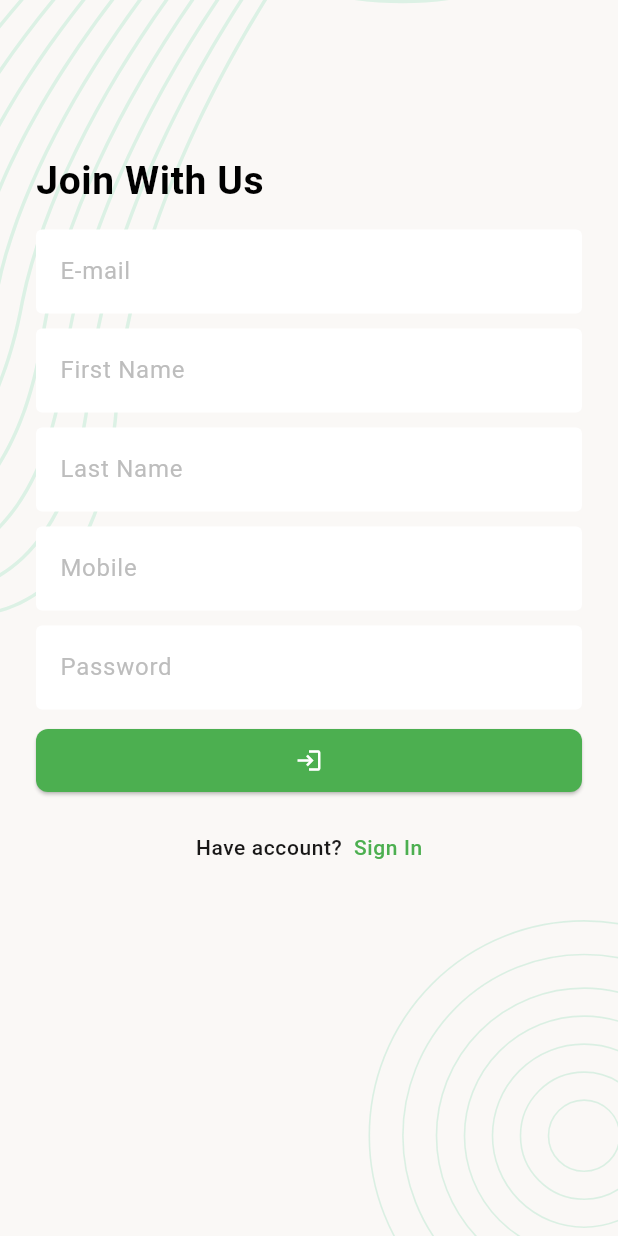
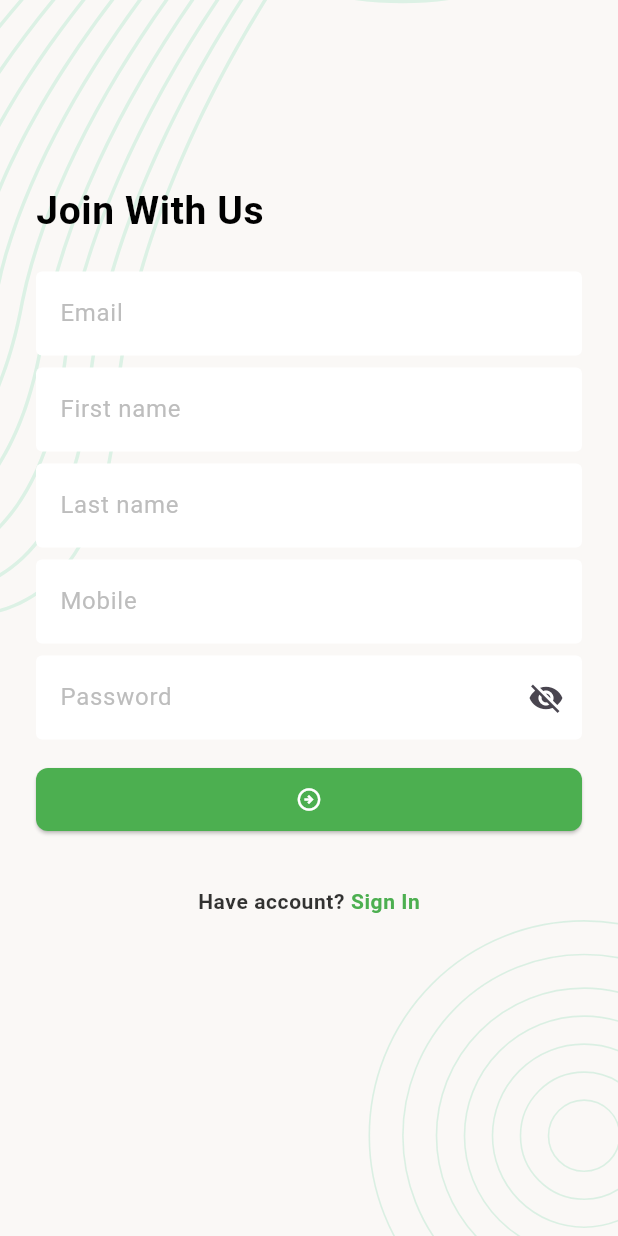
Before and after one commit to nafiurrahmansabbir/Task_Manager, a Flutter app: the SignUpScreen screen opened directly, on a phone screen of 412 x 824 dp. Run offline on Flutter 3.47's test engine with Material 3 defaults, Android fonts, the phone set to English and light mode, and no system bars; our stand-ins replace cached_network_image, flutter_svg, pin_code_fields.

Commit message:
Sign Up API Implimented

```diff
--- a/lib/app/app.dart
+++ b/lib/app/app.dart
@@ -1,6 +1,6 @@
 import 'package:flutter/material.dart';
 import 'package:task_manager/ui/screens/auth/splash_screen.dart';
-import 'package:task_manager/ui/utilitys/app_colors.dart';
+import 'package:task_manager/ui/utilities/app_colors.dart';
 
 class TaskManagerApp extends StatelessWidget {
   const TaskManagerApp({super.key});
--- /dev/null
+++ b/lib/data/model/network_response.dart
@@ -0,0 +1,12 @@
+class NetworkResponse {
+  final int statusCode;
+  final bool isSuccess;
+  final dynamic responseData;
+  final String? errorMassege;
+
+  NetworkResponse(
+      {required this.statusCode,
+      required this.isSuccess,
+       this.responseData,
+       this.errorMassege});
+}
--- /dev/null
+++ b/lib/data/utilities/urls.dart
@@ -0,0 +1,18 @@
+class Urls {
+  static const String _baseUrl = 'https://task.teamrabbil.com/api/v1';
+  static const String registration = '$_baseUrl/registration';
+}
+
+
+
+
+
+// static const String _baseUrl = 'https://task.teamrabbil.com/api/v1';
+// static const String registration = '$_baseUrl/registration';
+// static const String login = '$_baseUrl/login';
+// static const String createTask = '$_baseUrl/createTask';
+// static const String newTasks = '$_baseUrl/listTaskByStatus/New';
+// static const String completedTasks = '$_baseUrl/listTaskByStatus/Completed';
+// static const String taskStatusCount = '$_baseUrl/taskStatusCount';
+// static String deleteTask(String id) => '$_baseUrl/deleteTask/$id';
+// static String updateProfile = '$_baseUrl/profileUpdate';
--- a/lib/ui/screens/auth/forgetpassword_Screen/email_varification_screen.dart
+++ b/lib/ui/screens/auth/forgetpassword_Screen/email_varification_screen.dart
@@ -2,7 +2,7 @@ import 'package:flutter/gestures.dart';
 import 'package:flutter/material.dart';
 import 'package:task_manager/ui/screens/auth/forgetpassword_Screen/pin_varification_screen.dart';
 import 'package:task_manager/ui/screens/auth/sign_in_screen.dart';
-import 'package:task_manager/ui/utilitys/app_colors.dart';
+import 'package:task_manager/ui/utilities/app_colors.dart';
 import 'package:task_manager/ui/widgets/background_widget.dart';
 
 
--- a/lib/ui/screens/auth/forgetpassword_Screen/set_password.dart
+++ b/lib/ui/screens/auth/forgetpassword_Screen/set_password.dart
@@ -1,9 +1,7 @@
 import 'package:flutter/gestures.dart';
 import 'package:flutter/material.dart';
-import 'package:task_manager/ui/screens/auth/forgetpassword_Screen/email_varification_screen.dart';
 import 'package:task_manager/ui/screens/auth/sign_in_screen.dart';
-import 'package:task_manager/ui/screens/auth/sign_up_screen.dart';
-import 'package:task_manager/ui/utilitys/app_colors.dart';
+import 'package:task_manager/ui/utilities/app_colors.dart';
 import 'package:task_manager/ui/widgets/background_widget.dart';
 
 class SetPassword extends StatefulWidget {
--- a/lib/ui/screens/auth/sign_in_screen.dart
+++ b/lib/ui/screens/auth/sign_in_screen.dart
@@ -3,7 +3,7 @@ import 'package:flutter/material.dart';
 import 'package:task_manager/ui/screens/auth/forgetpassword_Screen/email_varification_screen.dart';
 import 'package:task_manager/ui/screens/auth/sign_up_screen.dart';
 import 'package:task_manager/ui/screens/main_bottom_nav_screen.dart';
-import 'package:task_manager/ui/utilitys/app_colors.dart';
+import 'package:task_manager/ui/utilities/app_colors.dart';
 import 'package:task_manager/ui/widgets/background_widget.dart';
 
 class SignInScreen extends StatefulWidget {
--- a/lib/ui/screens/auth/sign_up_screen.dart
+++ b/lib/ui/screens/auth/sign_up_screen.dart
@@ -1,8 +1,13 @@
 import 'package:flutter/gestures.dart';
 import 'package:flutter/material.dart';
+import 'package:task_manager/data/model/network_response.dart';
+import 'package:task_manager/data/network_caller/network_caller.dart';
+import 'package:task_manager/data/utilities/urls.dart';
 import 'package:task_manager/ui/screens/auth/sign_in_screen.dart';
-import 'package:task_manager/ui/utilitys/app_colors.dart';
+import 'package:task_manager/ui/utilities/app_colors.dart';
+import 'package:task_manager/ui/utilities/app_constants.dart';
 import 'package:task_manager/ui/widgets/background_widget.dart';
+import 'package:task_manager/ui/widgets/snack_bar_message.dart';
 
 
 class SignUpScreen extends StatefulWidget {
@@ -13,11 +18,14 @@ class SignUpScreen extends StatefulWidget {
 }
 
 class _SignUpScreenState extends State<SignUpScreen> {
-  final TextEditingController _emailTeController = TextEditingController();
-  final TextEditingController _passwordTeController = TextEditingController();
-  final TextEditingController _firstnameTeController = TextEditingController();
-  final TextEditingController _lastnameTeController = TextEditingController();
-  final TextEditingController _mobileTeController = TextEditingController();
+  final TextEditingController _emailTEController = TextEditingController();
+  final TextEditingController _passwordTEController = TextEditingController();
+  final TextEditingController _firstNameTEController = TextEditingController();
+  final TextEditingController _lastNameTEController = TextEditingController();
+  final TextEditingController _mobileTEController = TextEditingController();
+  final GlobalKey<FormState> _formKey = GlobalKey<FormState>();
+  bool _showPassword = false;
+  bool _registrationInProgress = false;
 
   @override
   Widget build(BuildContext context) {
@@ -26,62 +34,120 @@ class _SignUpScreenState extends State<SignUpScreen> {
         child: SafeArea(
           child: SingleChildScrollView(
             child: Padding(
-              padding: const EdgeInsets.all(24.0),
+              padding: const EdgeInsets.all(24),
+              child: Form(
+                key: _formKey,
+
                 child: Column(
                   crossAxisAlignment: CrossAxisAlignment.start,
                   children: [
-                  const SizedBox(height: 80),
+                    const SizedBox(height: 100),
                     Text(
                       'Join With Us',
                       style: Theme.of(context).textTheme.titleLarge,
                     ),
-                  const SizedBox(height: 16),
+                    const SizedBox(height: 24),
                     TextFormField(
+                      controller: _emailTEController,
                       keyboardType: TextInputType.emailAddress,
-                    controller: _emailTeController,
+                      decoration: const InputDecoration(hintText: 'Email'),
+                      autovalidateMode: AutovalidateMode.onUserInteraction,
+                      validator: (String? value) {
+                        if (value?.trim().isEmpty ?? true) {
+                          return 'Enter your email address';
+                        }
+                        if (AppConstants.emailRegExp.hasMatch(value!) ==
+                            false) {
+                          return 'Enter a valid email address';
+                        }
+                        return null;
+                      },
+                    ),
+                    const SizedBox(height: 8),
+                    TextFormField(
+                      controller: _firstNameTEController,
+                      decoration: const InputDecoration(hintText: 'First name'),
+                      autovalidateMode: AutovalidateMode.onUserInteraction,
+                      validator: (String? value) {
+                        if (value?.trim().isEmpty ?? true) {
+                          return 'Enter your first name';
+                        }
+                        return null;
+                      },
+                    ),
+                    const SizedBox(height: 8),
+                    TextFormField(
+                      controller: _lastNameTEController,
+                      decoration: const InputDecoration(hintText: 'Last name'),
+                      autovalidateMode: AutovalidateMode.onUserInteraction,
+                      validator: (String? value) {
+                        if (value?.trim().isEmpty ?? true) {
+                          return 'Enter your last name';
+                        }
+                        return null;
+                      },
+                    ),
+                    const SizedBox(height: 8),
+                    TextFormField(
+                      controller: _mobileTEController,
+                      keyboardType: TextInputType.number,
+                      decoration: const InputDecoration(hintText: 'Mobile'),
+                      autovalidateMode: AutovalidateMode.onUserInteraction,
+                      validator: (String? value) {
+                        if (value?.trim().isEmpty ?? true) {
+                          return 'Enter your mobile';
+                        }
+                        // if (AppConstants.mobileRegExp.hasMatch(value!) == false) {
+                        //   return 'Enter a valid phone number';
+                        // }
+                        return null;
+                      },
+                    ),
+                    const SizedBox(height: 8),
+                    TextFormField(
+                      obscureText: _showPassword == false,
+                      controller: _passwordTEController,
+                      autovalidateMode: AutovalidateMode.onUserInteraction,
                       decoration: InputDecoration(
-                      hintText: 'E-mail',
+                        hintText: 'Password',
+                        suffixIcon: IconButton(
+                          onPressed: () {
+                            _showPassword = !_showPassword;
+                            if (mounted) {
+                              setState(() {});
+                            }
+                          },
+                          icon: Icon(_showPassword
+                              ? Icons.remove_red_eye
+                              : Icons.visibility_off),
                         ),
                       ),
-                  const SizedBox(height: 10),
-                  TextFormField(
-                    controller: _firstnameTeController,
-                    decoration: InputDecoration(
-                      hintText: 'First Name',
+                      validator: (String? value) {
+                        if (value?.trim().isEmpty ?? true) {
+                          return 'Enter your password';
+                        }
+                        return null;
+                      },
+                    ),
+                    const SizedBox(height: 16),
+                    Visibility(
+                      visible: _registrationInProgress == false,
+                      replacement: const Center(
+                        child: CircularProgressIndicator(),
+                      ),
+                      child: ElevatedButton(
+                        onPressed: () {
+                          if (_formKey.currentState!.validate()) {
+                            _registerUser();
+                          }
+                        },
+                        child: const Icon(Icons.arrow_circle_right_outlined),
                       ),
                     ),
-                  const SizedBox(height: 10),
-                  TextFormField(
-                    controller: _lastnameTeController,
-                    decoration: InputDecoration(
-                      hintText: 'Last Name',
+                    const SizedBox(height: 36),
+                    _buildBackToSignInSection()
+                  ],
                 ),
-                  ),
-                  const SizedBox(height: 10),
-                  TextFormField(
-                    keyboardType: TextInputType.number,
-                    controller: _mobileTeController,
-                    decoration: InputDecoration(
-                      hintText: 'Mobile',
-                    ),
-                  ),
-                  const SizedBox(height: 10),
-                  TextFormField(
-                    controller: _passwordTeController,
-                    decoration: InputDecoration(
-                      hintText: 'Password',
-                    ),
-                  ),
-                  const SizedBox(height: 10),
-                  ElevatedButton(
-                    onPressed: _onTapBackToSignupPageFressly,
-                    child: Icon(Icons.login),
-                  ),
-                  const SizedBox(
-                    height: 26,
-                  ),
-                  BuildHaveAccountSection(),
-                ],
               ),
             ),
           ),
@@ -90,56 +156,81 @@ class _SignUpScreenState extends State<SignUpScreen> {
     );
   }
 
-  Widget BuildHaveAccountSection() {
+  Widget _buildBackToSignInSection() {
     return Center(
-      child: Column(
-        children: [
-          RichText(
+      child: RichText(
         text: TextSpan(
           style: TextStyle(
-                color: Colors.black.withOpacity(0.9),
-                fontWeight: FontWeight.w500,
+            color: Colors.black.withOpacity(0.8),
+            fontWeight: FontWeight.w600,
             letterSpacing: 0.4,
           ),
-              text: "Have account?  ",
+          text: "Have account? ",
           children: [
             TextSpan(
-                    style: TextStyle(
-                      color: AppColors.themeColor,
-                    ),
-                    text: "Sign In",
-                    recognizer: TapGestureRecognizer()
-                      ..onTap = () {
-                        _onTapBackToSignupPage();
-                      }),
+              text: 'Sign In',
+              style: const TextStyle(color: AppColors.themeColor),
+              recognizer: TapGestureRecognizer()..onTap = _onTapSignInButton,
+            )
           ],
         ),
-          ),
-        ],
       ),
     );
   }
 
-  void _onTapBackToSignupPage() {
-    Navigator.pop(context);
+  Future<void> _registerUser() async {
+    _registrationInProgress = true;
+    if (mounted) {
+      setState(() {});
+    }
+    Map<String, dynamic> requestInput = {
+      "email": _emailTEController.text.trim(),
+      "firstName": _firstNameTEController.text.trim(),
+      "lastName": _lastNameTEController.text.trim(),
+      "mobile": _mobileTEController.text.trim(),
+      "password": _passwordTEController.text,
+      "photo": ""
+    };
+    NetworkResponse response =
+    await NetworkCaller.postRequest(Urls.registration, body: requestInput);
+    _registrationInProgress = false;
+    if (mounted) {
+      setState(() {});
+    }
+    if (response.isSuccess) {
+      _clearTextFields();
+      if (mounted) {
+        showSnackBarMessage(context, 'Registration success');
+      }
+    } else {
+      if (mounted) {
+        showSnackBarMessage(
+          context,
+          response.errorMassege ?? 'Registration failed! Try again.',
+        );
+      }
+    }
   }
 
-  void _onTapBackToSignupPageFressly() {
-    Navigator.pushAndRemoveUntil(
-      context,
-      MaterialPageRoute(
-        builder: (context) => const SignInScreen(),
-      ), (Route<dynamic> route) => false,
-    );
+  void _clearTextFields() {
+    _emailTEController.clear();
+    _firstNameTEController.clear();
+    _lastNameTEController.clear();
+    _passwordTEController.clear();
+    _mobileTEController.clear();
+  }
+
+  void _onTapSignInButton() {
+    Navigator.pop(context);
   }
 
   @override
   void dispose() {
-    _emailTeController.dispose();
-    _passwordTeController.dispose();
-    _mobileTeController.dispose();
-    _firstnameTeController.dispose();
-    _lastnameTeController.dispose();
+    _emailTEController.dispose();
+    _firstNameTEController.dispose();
+    _lastNameTEController.dispose();
+    _mobileTEController.dispose();
+    _passwordTEController.dispose();
     super.dispose();
   }
 }
--- a/lib/ui/screens/auth/splash_screen.dart
+++ b/lib/ui/screens/auth/splash_screen.dart
@@ -1,6 +1,6 @@
 import 'package:flutter/material.dart';
 import 'package:flutter_svg/flutter_svg.dart';
-import 'package:task_manager/ui/utilitys/asset_paths.dart';
+import 'package:task_manager/ui/utilities/asset_paths.dart';
 import 'package:task_manager/ui/widgets/background_widget.dart';
 import 'sign_in_screen.dart';
 
--- a/lib/ui/screens/main_bottom_nav_screen.dart
+++ b/lib/ui/screens/main_bottom_nav_screen.dart
@@ -3,8 +3,9 @@ import 'package:task_manager/ui/screens/calcelled_screen.dart';
 import 'package:task_manager/ui/screens/completed_screen.dart';
 import 'package:task_manager/ui/screens/in_progress_task_screen.dart';
 import 'package:task_manager/ui/screens/new_task_screen.dart';
-import 'package:task_manager/ui/utilitys/app_colors.dart';
 
+
+import '../utilities/app_colors.dart';
 import '../widgets/profile_appBar.dart';
 
 class MainBottomNavScreen extends StatefulWidget {
--- a/lib/ui/screens/new_task_screen.dart
+++ b/lib/ui/screens/new_task_screen.dart
@@ -1,7 +1,6 @@
 import 'package:flutter/material.dart';
 import 'package:task_manager/ui/screens/add_new_task_screen.dart';
-import 'package:task_manager/ui/utilitys/app_colors.dart';
-
+import '../utilities/app_colors.dart';
 import '../widgets/task_item.dart';
 import '../widgets/task_summary_card.dart';
 
--- /dev/null
+++ b/lib/ui/utilities/app_constants.dart
@@ -0,0 +1,8 @@
+class AppConstants {
+  static RegExp emailRegExp = RegExp(
+    r'^(([^<>()[\]\\.,;:\s@\"]+(\.[^<>()[\]\\.,;:\s@\"]+)*)|(\".+\"))@((\[[0-9]{1,3}\.[0-9]{1,3}\.[0-9]{1,3}\.[0-9]{1,3}\])|(([a-zA-Z\-0-9]+\.)+[a-zA-Z]{2,}))$',
+  );
+  static RegExp mobileRegExp = RegExp(
+    r'"^1?(\\d{10})"',
+  );
+}
--- a/lib/ui/widgets/background_widget.dart
+++ b/lib/ui/widgets/background_widget.dart
@@ -1,6 +1,7 @@
 import 'package:flutter/cupertino.dart';
 import 'package:flutter_svg/svg.dart';
-import '../utilitys/asset_paths.dart';
+import '../utilities/asset_paths.dart';
+
 
 class BackgroundWidget extends StatelessWidget {
   const BackgroundWidget({super.key, required this.child});
--- a/lib/ui/widgets/profile_appBar.dart
+++ b/lib/ui/widgets/profile_appBar.dart
@@ -2,7 +2,7 @@ import 'package:flutter/material.dart';
 import 'package:task_manager/ui/screens/update_profile_screen.dart';
 
 import '../screens/auth/sign_in_screen.dart';
-import '../utilitys/app_colors.dart';
+import '../utilities/app_colors.dart';
 import 'network_cached_image.dart';
 
 AppBar profile_appBar(context,[bool fromUpdateProfile=false]) {
--- a/pubspec.yaml
+++ b/pubspec.yaml
@@ -20,6 +20,7 @@ dependencies:
   flutter_svg: ^2.0.10+1
   pin_code_fields: ^8.0.1
   cached_network_image: ^3.3.1
+  http: ^1.2.1
 
 
 dev_dependencies:
```
Also changed, not shown: lib/data/network_caller/network_caller.dart (added, +47 -0 lines), lib/ui/screens/auth/forgetpassword_Screen/pin_varification_screen.dart (+5 -2 lines), lib/ui/widgets/snack_bar_message.dart (added, +9 -0 lines), lib/ui/utilities/app_colors.dart (renamed from lib/ui/utilitys/app_colors.dart), lib/ui/utilities/asset_paths.dart (renamed from lib/ui/utilitys/asset_paths.dart), pubspec.lock. Lines whose indentation alone changed are shown as unchanged.
